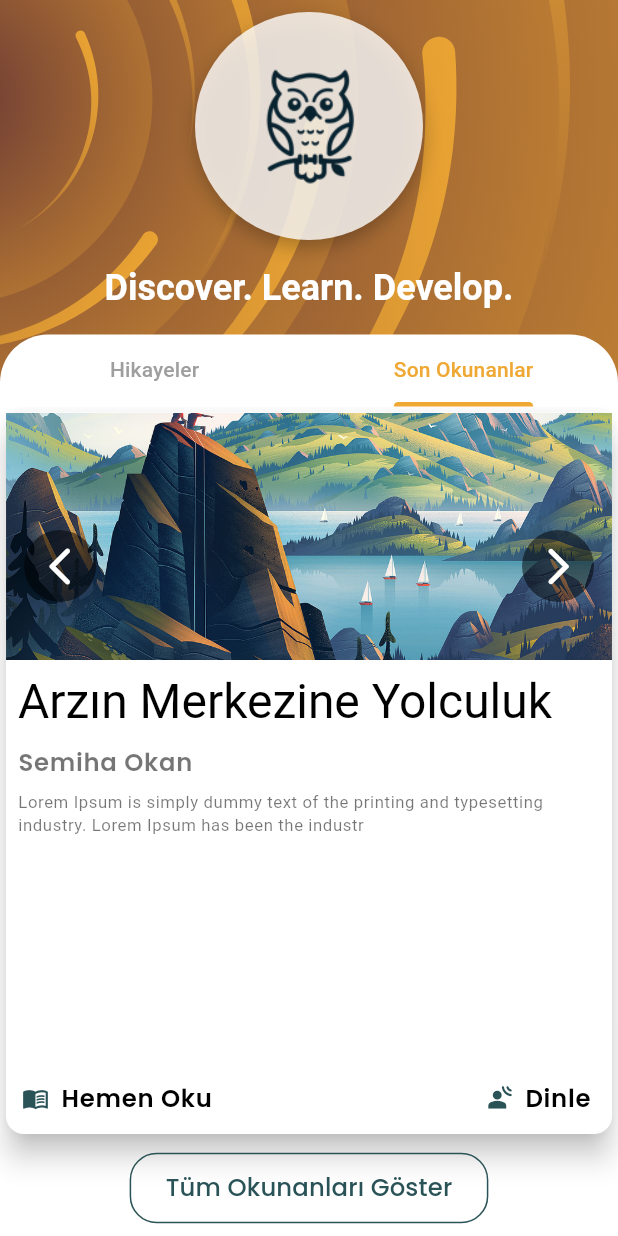
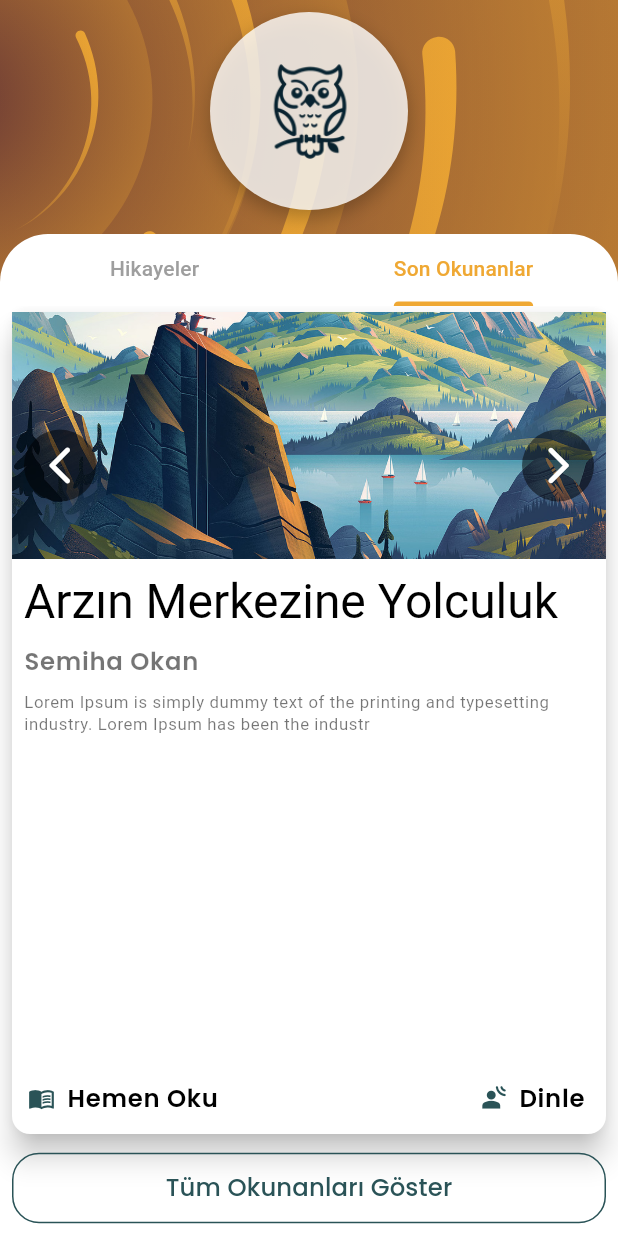
Before and after one commit to yekkaplan/storyteller, a Flutter app: the screen it shows after launch, tab 2 chosen, on a phone screen of 412 x 824 dp. Run offline on Flutter 3.47's test engine with Material 3 defaults, Android fonts, the phone set to English and light mode, and no system bars; our stand-ins replace animate_do, awesome_notifications, dio, firebase_core, firebase_messaging, flutter_rating_bar and 8 more; accounts and stored records are empty; project files that could hold a hidden picture were left out.

Commit message:
feat: refactored all paged

```diff
--- /dev/null
+++ b/lib/app/components/dashboard_button.dart
@@ -0,0 +1,31 @@
+import 'package:flutter/material.dart';
+import 'package:get/get.dart';
+
+class DashboardButton extends StatelessWidget {
+  const DashboardButton({super.key, required this.onPressed});
+
+  final Function() onPressed;
+
+  @override
+  Widget build(BuildContext context) {
+    return Container(
+      width: double.infinity,
+      child: OutlinedButton(
+        onPressed: onPressed,
+        style: OutlinedButton.styleFrom(
+          side: BorderSide(color: Get.theme.colorScheme.secondary),
+          shape: RoundedRectangleBorder(
+            borderRadius: BorderRadius.circular(18),
+          ),
+          padding: EdgeInsets.symmetric(vertical: 12, horizontal: 24),
+        ),
+        child: Text(
+          "Tüm Okunanları Göster",
+          style: Get.theme.textTheme.button?.copyWith(
+            color: Get.theme.colorScheme.secondary,
+          ),
+        ),
+      ),
+    );
+  }
+}
--- a/lib/app/modules/home/views/home_view.dart
+++ b/lib/app/modules/home/views/home_view.dart
@@ -3,8 +3,9 @@
 import 'package:flutter/material.dart';
 import 'package:flutter_svg/svg.dart';
 import 'package:get/get.dart';
-import 'package:getx_skeleton/app/modules/home/views/widgets/books-tab.dart';
-import 'package:getx_skeleton/app/modules/home/views/widgets/stories-tab.dart';
+import 'package:getx_skeleton/app/components/dashboard_button.dart';
+import 'package:getx_skeleton/app/modules/home/views/widgets/last_reads_tab.dart';
+import 'package:getx_skeleton/app/modules/home/views/widgets/stories_tab.dart';
 
 import '../controllers/home_controller.dart';
 
@@ -13,10 +14,7 @@ class HomeView extends GetView<HomeController> {
 
   @override
   Widget build(BuildContext context) {
-    var theme = Theme.of(context);
-    var size = MediaQuery.of(context).size;
-    var isLargeScreen = size.width > 600;
-
+    var isLargeScreen = Get.width > 600;
     return GetBuilder<HomeController>(
       builder: (controller) {
         return Scaffold(
@@ -52,26 +50,10 @@ class HomeView extends GetView<HomeController> {
                           ),
                           child: Hero(
                             tag: 'HeroSplash',
-                            child: Image.asset(
-                              'assets/images/logo_144x144.png',
-                              fit: BoxFit.contain,
-                              height: isLargeScreen ? 160 : 120,
-                              width: isLargeScreen ? 160 : 120,
-                            ),
+                            child: Image.asset('assets/images/logo_144x144.png',
+                                fit: BoxFit.contain, height: 100, width: 100),
                           ),
                         ),
-                      ),
-                      SizedBox(
-                        height: 16,
-                      ),
-                      Text(
-                        "Discover. Learn. Develop.",
-                        style: theme.textTheme.headline4?.copyWith(
-                          color: Colors.white,
-                          fontWeight: FontWeight.bold,
-                          fontSize: isLargeScreen ? 32 : 24,
-                        ),
-                        textAlign: TextAlign.center,
                       ),
                       SizedBox(
                         height: 16,
@@ -90,9 +72,9 @@ class HomeView extends GetView<HomeController> {
                             child: Column(
                               children: [
                                 TabBar(
-                                  labelColor: theme.primaryColor,
+                                  labelColor: Get.theme.primaryColor,
                                   unselectedLabelColor: Colors.grey,
-                                  indicatorColor: theme.primaryColor,
+                                  indicatorColor: Get.theme.primaryColor,
                                   tabs: [
                                     Tab(
                                       text: "Hikayeler",
@@ -105,78 +87,8 @@ class HomeView extends GetView<HomeController> {
                                 Expanded(
                                   child: TabBarView(
                                     children: [
-                                      Column(
-                                        children: [
-                                          Expanded(
-                                            child: BooksTab(
-                                                controller: controller),
-                                          ),
-                                          Padding(
-                                            padding: const EdgeInsets.all(8.0),
-                                            child: OutlinedButton(
-                                              onPressed: () {
-                                                Get.toNamed('allview');
-                                              },
-                                              style: OutlinedButton.styleFrom(
-                                                side: BorderSide(
-                                                    color: theme
-                                                        .colorScheme.secondary),
-                                                shape: RoundedRectangleBorder(
-                                                  borderRadius:
-                                                      BorderRadius.circular(18),
-                                                ),
-                                                padding: EdgeInsets.symmetric(
-                                                    vertical: 12,
-                                                    horizontal: 24),
-                                              ),
-                                              child: Text(
-                                                "Tüm Hikayeleri Göster",
-                                                style: theme.textTheme.button
-                                                    ?.copyWith(
-                                                  color: theme
-                                                      .colorScheme.secondary,
-                                                ),
-                                              ),
-                                            ),
-                                          ),
-                                        ],
-                                      ),
-                                      Column(
-                                        children: [
-                                          Expanded(
-                                            child: StoriesTab(
-                                                controller: controller),
-                                          ),
-                                          Padding(
-                                            padding: const EdgeInsets.all(8.0),
-                                            child: OutlinedButton(
-                                              onPressed: () {
-                                                Get.toNamed('allview');
-                                              },
-                                              style: OutlinedButton.styleFrom(
-                                                side: BorderSide(
-                                                    color: theme
-                                                        .colorScheme.secondary),
-                                                shape: RoundedRectangleBorder(
-                                                  borderRadius:
-                                                      BorderRadius.circular(18),
-                                                ),
-                                                padding: EdgeInsets.symmetric(
-                                                    vertical: 12,
-                                                    horizontal: 24),
-                                              ),
-                                              child: Text(
-                                                "Tüm Okunanları Göster",
-                                                style: theme.textTheme.button
-                                                    ?.copyWith(
-                                                  color: theme
-                                                      .colorScheme.secondary,
-                                                ),
-                                              ),
-                                            ),
-                                          ),
-                                        ],
-                                      ),
+                                      StoriesColumn(controller: controller),
+                                      LastReadsColumn(controller: controller),
                                     ],
                                   ),
                                 ),
@@ -196,3 +108,44 @@ class HomeView extends GetView<HomeController> {
     );
   }
 }
+
+class LastReadsColumn extends StatelessWidget {
+  const LastReadsColumn({super.key, required this.controller});
+
+  final HomeController controller;
+
+  @override
+  Widget build(BuildContext context) {
+    return Column(
+      children: [
+        Expanded(
+          child: LastReadsTab(controller: controller),
+        ),
+        Padding(
+          padding: const EdgeInsets.all(8.0),
+          child: DashboardButton(onPressed: () => {Get.toNamed('allview')}),
+        ),
+      ],
+    );
+  }
+}
+
+class StoriesColumn extends StatelessWidget {
+  const StoriesColumn({super.key, required this.controller});
+
+  final HomeController controller;
+
+  @override
+  Widget build(BuildContext context) {
+    return Column(
+      children: [
+        Expanded(
+          child: StoriesTab(controller: controller),
+        ),
+        Padding(
+            padding: const EdgeInsets.all(8.0),
+            child: DashboardButton(onPressed: () => {Get.toNamed('allview')})),
+      ],
+    );
+  }
+}
--- a/lib/app/modules/home/views/widgets/all_stories_view.dart
+++ b/lib/app/modules/home/views/widgets/all_stories_view.dart
@@ -101,8 +101,6 @@ class AllBooksView extends GetView<HomeController> {
                         onTap: () {
                           Get.toNamed('/read', arguments: book);
                         },
-                        child: Hero(
-                          tag: 'book_${book.bookName}',
                         child: Card(
                           elevation: 12,
                           shape: RoundedRectangleBorder(
@@ -142,8 +140,7 @@ class AllBooksView extends GetView<HomeController> {
                               Padding(
                                 padding: const EdgeInsets.all(12.0),
                                 child: Column(
-                                    crossAxisAlignment:
-                                        CrossAxisAlignment.start,
+                                  crossAxisAlignment: CrossAxisAlignment.start,
                                   children: [
                                     Text(
                                       book.bookName,
@@ -193,8 +190,8 @@ class AllBooksView extends GetView<HomeController> {
                                       children: [
                                         Text(
                                           "Okunma Sayısı: ${book.readCount}",
-                                            style: theme.textTheme.caption!
-                                                .copyWith(
+                                          style:
+                                              theme.textTheme.caption!.copyWith(
                                             color: Colors.black45,
                                           ),
                                         ),
@@ -211,7 +208,6 @@ class AllBooksView extends GetView<HomeController> {
                             ],
                           ),
                         ),
-                        ),
                       );
                     },
                   );
--- a/lib/app/modules/home/views/widgets/books-tab.dart
+++ b/lib/app/modules/home/views/widgets/last_reads_tab.dart
@@ -1,23 +1,21 @@
 import 'package:flutter/material.dart';
 import 'package:get/get.dart';
-import 'package:getx_skeleton/app/data/models/book_mock_model.dart';
 import 'package:getx_skeleton/app/modules/home/controllers/home_controller.dart';
 import 'package:getx_skeleton/app/routes/app_pages.dart';
 
-class BooksTab extends GetView<HomeController> {
+class LastReadsTab extends GetView<HomeController> {
   final HomeController controller;
-  const BooksTab({super.key, required this.controller});
+  const LastReadsTab({super.key, required this.controller});
 
   @override
   Widget build(BuildContext context) {
     var theme = Theme.of(context);
-    var size = MediaQuery.of(context).size;
-    var height = size.height;
 
     return Container(
       child: Stack(
         children: [
           Obx(() => Container(
+                padding: EdgeInsets.only(left: 4, right: 4),
                 child: Card(
                   elevation: 8,
                   child: Column(
@@ -30,8 +28,8 @@ class BooksTab extends GetView<HomeController> {
                         child: Hero(
                           tag: 'Test!',
                           child: Container(
-                            width: size.width,
-                            height: height *
+                            width: Get.width,
+                            height: Get.height *
                                 0.2, // Resim yüksekliği ekran yüksekliğinin %20'si
                             child: Image.asset(
                               controller
@@ -47,7 +45,7 @@ class BooksTab extends GetView<HomeController> {
                         child: Text(
                           controller.mockBookList[controller.currentIndex.value]
                               .bookName,
-                          style: theme.textTheme.headlineLarge!
+                          style: Get.theme.textTheme.headlineLarge!
                               .copyWith(color: Colors.black),
                         ),
                       ),
@@ -121,7 +119,8 @@ class BooksTab extends GetView<HomeController> {
                 },
               ),
             ),
-            top: height * 0.1, // Butonun yüksekliği ekran yüksekliğinin %10'u
+            top: Get.height *
+                0.1, // Butonun yüksekliği ekran yüksekliğinin %10'u
             left: 16,
           ),
           Positioned(
@@ -142,7 +141,8 @@ class BooksTab extends GetView<HomeController> {
                 },
               ),
             ),
-            top: height * 0.1, // Butonun yüksekliği ekran yüksekliğinin %10'u
+            top: Get.height *
+                0.1, // Butonun yüksekliği ekran yüksekliğinin %10'u
             right: 16,
           ),
         ],
```
Also changed, not shown: lib/app/modules/home/views/widgets/stories_tab.dart (renamed from lib/app/modules/home/views/widgets/stories-tab.dart). Lines whose indentation alone changed are shown as unchanged.
